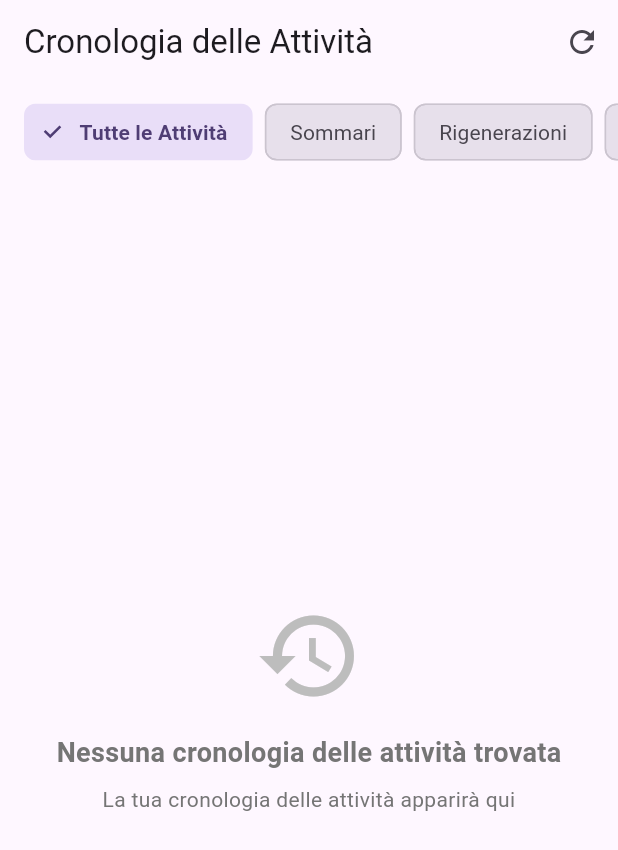
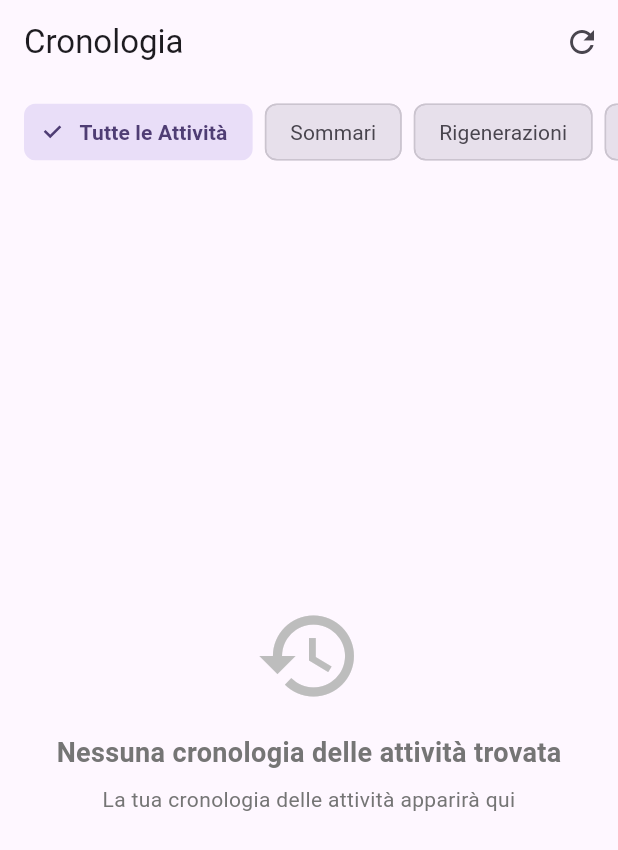
Before and after one commit to VittoDeBonis/news_lence_stage, a Flutter app: the CronologyTab screen opened directly, on a phone screen of 412 x 824 dp. Shown: the top 850 px of the screen. Run offline on Flutter 3.47's test engine with Material 3 defaults, Android fonts, the phone set to English and light mode, and no system bars; our stand-ins replace cached_network_image, cloud_firestore, dash_chat_2, firebase_auth, firebase_core, firebase_remote_config and 8 more; missing offline and left inert: chat_gpt_sdk, translator; accounts and stored records are empty; generated files the repository leaves out were written again; network calls fail.

Commit message:
feat: i added small changes

```diff
--- a/lib/presentation/screens/home_page.dart
+++ b/lib/presentation/screens/home_page.dart
@@ -33,7 +33,7 @@ class _HomePageState extends State<HomePage> {
           items:  [
             BottomNavigationBarItem(
               icon: const Icon(Icons.history_toggle_off),
-              label: l10n.cronology,
+              label: l10n.chronology,
             ),
              BottomNavigationBarItem(
               icon: const Icon(Icons.home),
--- a/lib/presentation/screens/tabs/cronology_tab/cronology_tab.dart
+++ b/lib/presentation/screens/tabs/cronology_tab/cronology_tab.dart
@@ -240,9 +240,9 @@ class _CronologyTabState extends State<CronologyTab> {
   Widget build(BuildContext context) {
     return Scaffold(
       appBar: AppBar(
-        title: Text(_eventName.isNotEmpty
-            ? 'Cronologia delle Attività - $_eventName'
-            : 'Cronologia delle Attività'),
+        title: Text(
+             'Cronologia'
+            ),
         automaticallyImplyLeading: false,
         actions: [
           IconButton(
```
